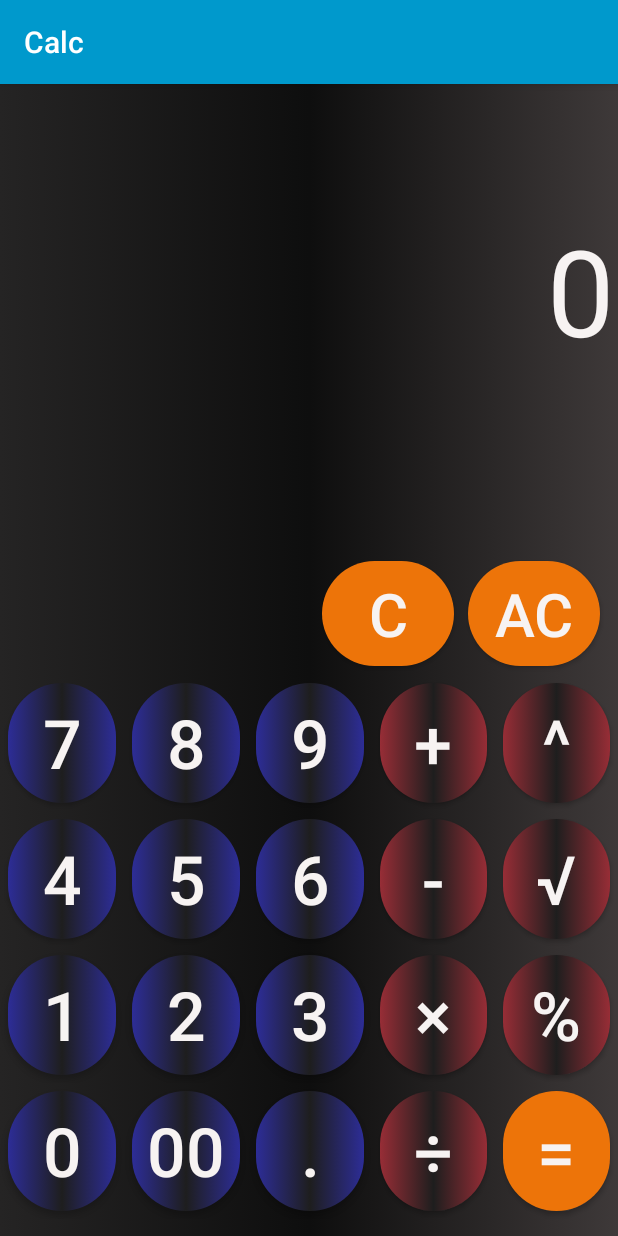
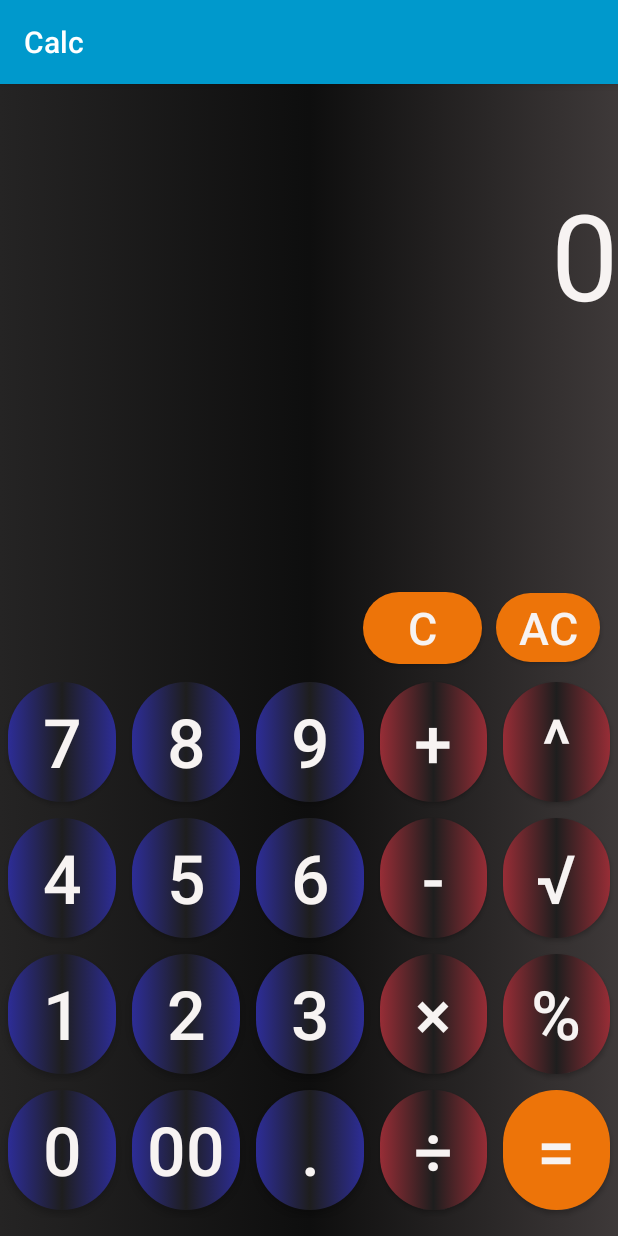
Before and after one commit to udithalenoraA00235273/JAV1001-MidTermCalculator, an Android app: the screen it shows after launch (MainActivity), on a phone screen of 412 x 824 dp. Run offline under Robolectric (Android 15) with nearby library versions, the phone set to English and light mode, and no system bars.

Commit message:
finalizing the layout by adding styles

```diff
--- a/app/src/main/res/layout/activity_main.xml
+++ b/app/src/main/res/layout/activity_main.xml
@@ -283,29 +283,29 @@
 
     <TextView
         android:id="@+id/answer"
-        android:layout_width="385dp"
+        android:layout_width="match_parent"
         android:layout_height="100dp"
-        android:layout_marginTop="84dp"
+        android:layout_marginTop="60dp"
         android:text="@string/answer"
         android:textAlignment="textEnd"
         android:textColor="#f7f3f2"
         android:textSize="80sp"
         app:layout_constraintEnd_toEndOf="parent"
-        app:layout_constraintHorizontal_bias="0.897"
+        app:layout_constraintHorizontal_bias="0.0"
         app:layout_constraintStart_toStartOf="parent"
         app:layout_constraintTop_toTopOf="parent" />
 
     <Button
         android:id="@+id/clear"
         style="@style/TextAppearance.AppCompat.Widget.Button.Borderless.Colored"
-        android:layout_width="wrap_content"
-        android:layout_height="70dp"
+        android:layout_width="69dp"
+        android:layout_height="46dp"
         android:layout_marginEnd="12dp"
         android:background="@drawable/buttons_operators"
         android:backgroundTint="#ed7409"
         android:text="@string/clear"
         android:textColor="#f7f3f2"
-        android:textSize="40sp"
+        android:textSize="30sp"
         app:layout_constraintBottom_toTopOf="@+id/tableLayout2"
         app:layout_constraintEnd_toEndOf="parent"
         app:layout_constraintTop_toBottomOf="@+id/answer"
@@ -314,18 +314,18 @@
     <Button
         android:id="@+id/erase"
         style="@style/TextAppearance.AppCompat.Widget.Button.Borderless.Colored"
-        android:layout_width="wrap_content"
-        android:layout_height="70dp"
+        android:layout_width="79dp"
+        android:layout_height="48dp"
         android:background="@drawable/buttons_operators"
         android:backgroundTint="#ed7409"
         android:text="@string/erase"
         android:textColor="#f7f3f2"
-        android:textSize="40sp"
+        android:textSize="30sp"
         app:layout_constraintBottom_toTopOf="@+id/tableLayout2"
         app:layout_constraintEnd_toStartOf="@+id/clear"
-        app:layout_constraintHorizontal_bias="0.957"
+        app:layout_constraintHorizontal_bias="0.963"
         app:layout_constraintStart_toStartOf="parent"
         app:layout_constraintTop_toBottomOf="@+id/answer"
-        app:layout_constraintVertical_bias="0.956" />
+        app:layout_constraintVertical_bias="0.964" />
 
 </androidx.constraintlayout.widget.ConstraintLayout>
```
